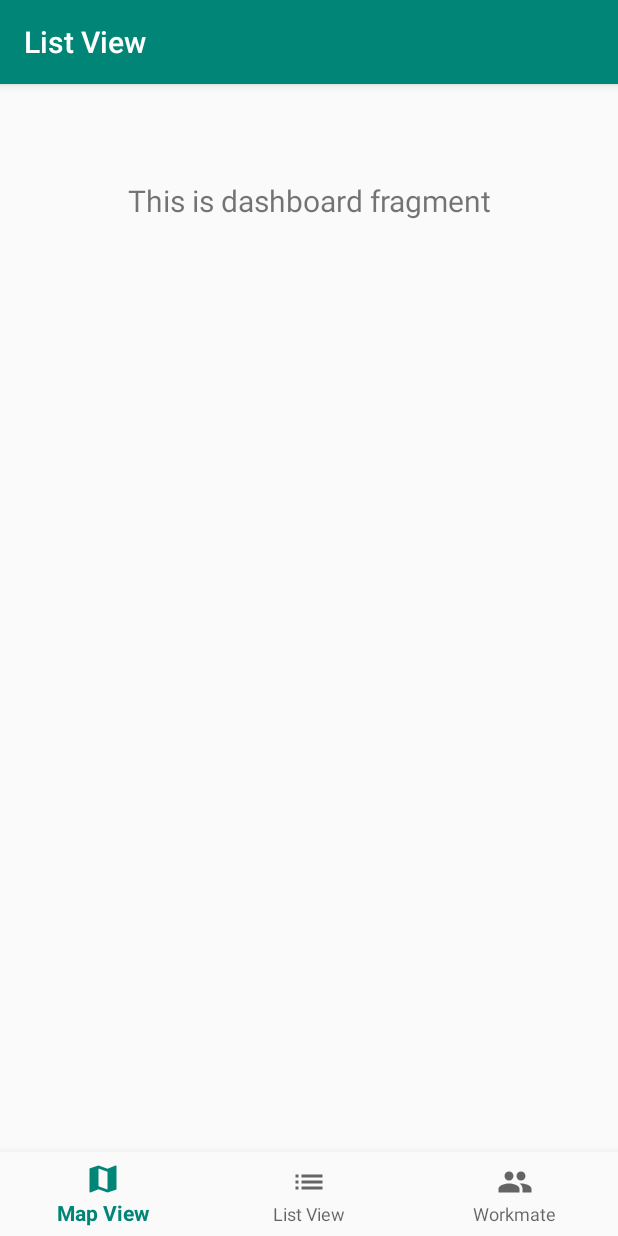
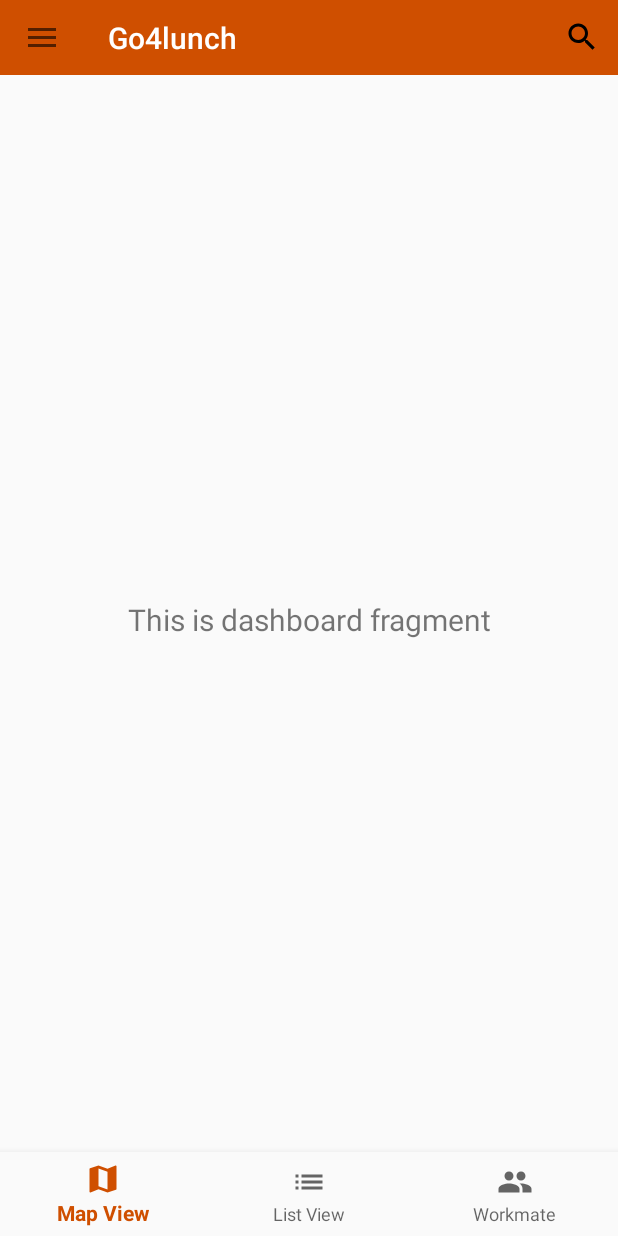
Before and after one commit to PhelippeFelix/Go4lunch2, an Android app: the screen it shows after launch (MainActivity), on a phone screen of 412 x 824 dp. Run offline under Robolectric (Android 15) with nearby library versions, the phone set to English and light mode, and no system bars; our stand-ins replace navigation-ui.

Commit message:
Differents Navigation method are added empty

```diff
--- a/app/src/main/java/cfwz/skiti/go4lunch/MainActivity.java
+++ b/app/src/main/java/cfwz/skiti/go4lunch/MainActivity.java
@@ -1,16 +1,28 @@
 package cfwz.skiti.go4lunch;
 
 import android.os.Bundle;
+import android.view.Menu;
+import android.view.MenuItem;
 
 import com.google.android.material.bottomnavigation.BottomNavigationView;
+import com.google.android.material.navigation.NavigationView;
 
+import androidx.annotation.NonNull;
+import androidx.appcompat.app.ActionBarDrawerToggle;
 import androidx.appcompat.app.AppCompatActivity;
+import androidx.appcompat.widget.Toolbar;
+import androidx.core.view.GravityCompat;
+import androidx.drawerlayout.widget.DrawerLayout;
 import androidx.navigation.NavController;
 import androidx.navigation.Navigation;
 import androidx.navigation.ui.AppBarConfiguration;
 import androidx.navigation.ui.NavigationUI;
 
-public class MainActivity extends AppCompatActivity {
+public class MainActivity extends AppCompatActivity implements NavigationView.OnNavigationItemSelectedListener {
+
+    private Toolbar toolbar;
+    private DrawerLayout drawerLayout;
+    private NavigationView navigationView;
 
     @Override
     protected void onCreate(Bundle savedInstanceState) {
@@ -19,12 +31,68 @@ public class MainActivity extends AppCompatActivity {
         BottomNavigationView navView = findViewById(R.id.nav_view);
         // Passing each menu ID as a set of Ids because each
         // menu should be considered as top level destinations.
-        AppBarConfiguration appBarConfiguration = new AppBarConfiguration.Builder(
-                R.id.navigation_map, R.id.navigation_list, R.id.navigation_workmates)
-                .build();
         NavController navController = Navigation.findNavController(this, R.id.nav_host_fragment);
-        NavigationUI.setupActionBarWithNavController(this, navController, appBarConfiguration);
         NavigationUI.setupWithNavController(navView, navController);
+        this.configureToolBar();
+        this.configureDrawerLayout();
+        this.configureNavigationView();
     }
 
+    // 1 - Configure Toolbar
+    private void configureToolBar(){
+        this.toolbar = findViewById(R.id.activity_main_toolbar);
+        setSupportActionBar(toolbar);
+    }
+
+    // 2 - Configure Drawer Layout
+    private void configureDrawerLayout() {
+        this.drawerLayout = findViewById(R.id.main_drawer_layout);
+        ActionBarDrawerToggle toggle = new ActionBarDrawerToggle(this, drawerLayout, toolbar, R.string.navigation_drawer_open, R.string.navigation_drawer_close);
+        drawerLayout.addDrawerListener(toggle);
+        toggle.syncState();
+    }
+
+    // 3 - Configure NavigationView
+    private void configureNavigationView() {
+        this.navigationView = findViewById(R.id.activity_main_nav_view);
+        navigationView.setNavigationItemSelectedListener(this);
+    }
+
+    @Override
+    public boolean onCreateOptionsMenu(Menu menu) {
+        getMenuInflater().inflate(R.menu.activity_main_appbar, menu);
+        return true;
+    }
+
+    @Override
+    public void onBackPressed() {
+        // 5 - Handle back click to close menu
+        if (this.drawerLayout.isDrawerOpen(GravityCompat.START)) {
+            this.drawerLayout.closeDrawer(GravityCompat.START);
+        } else {
+            super.onBackPressed();
+        }
+    }
+
+
+    @Override
+    public boolean onNavigationItemSelected(MenuItem item) {
+
+        // 4 - Handle Navigation Item Click
+        int id = item.getItemId();
+
+        switch (id) {
+            case R.id.nav_lunch:
+                break;
+            case R.id.nav_settings:
+                break;
+            case R.id.nav_logout:
+                break;
+            default:
+                break;
+        }
+        this.drawerLayout.closeDrawer(GravityCompat.START);
+
+        return true;
+    }
 }
--- a/app/src/main/res/drawable/ic_menu_power_settings_new_black_24dp.xml
+++ b/app/src/main/res/drawable/ic_menu_power_settings_new_black_24dp.xml
@@ -4,6 +4,6 @@
         android:viewportWidth="24.0"
         android:viewportHeight="24.0">
     <path
-        android:fillColor="#FF000000"
+        android:fillColor="#FFFFFFFF"
         android:pathData="M13,3h-2v10h2L13,3zM17.83,5.17l-1.42,1.42C17.99,7.86 19,9.81 19,12c0,3.87 -3.13,7 -7,7s-7,-3.13 -7,-7c0,-2.19 1.01,-4.14 2.58,-5.42L6.17,5.17C4.23,6.82 3,9.26 3,12c0,4.97 4.03,9 9,9s9,-4.03 9,-9c0,-2.74 -1.23,-5.18 -3.17,-6.83z"/>
 </vector>
--- a/app/src/main/res/drawable/ic_menu_restaurant_menu_black_24dp.xml
+++ b/app/src/main/res/drawable/ic_menu_restaurant_menu_black_24dp.xml
@@ -4,6 +4,6 @@
         android:viewportWidth="24.0"
         android:viewportHeight="24.0">
     <path
-        android:fillColor="#FF000000"
+        android:fillColor="#FFFFFFFF"
         android:pathData="M8.1,13.34l2.83,-2.83L3.91,3.5c-1.56,1.56 -1.56,4.09 0,5.66l4.19,4.18zM14.88,11.53c1.53,0.71 3.68,0.21 5.27,-1.38 1.91,-1.91 2.28,-4.65 0.81,-6.12 -1.46,-1.46 -4.2,-1.1 -6.12,0.81 -1.59,1.59 -2.09,3.74 -1.38,5.27L3.7,19.87l1.41,1.41L12,14.41l6.88,6.88 1.41,-1.41L13.41,13l1.47,-1.47z"/>
 </vector>
--- a/app/src/main/res/drawable/ic_menu_settings_black_24dp.xml
+++ b/app/src/main/res/drawable/ic_menu_settings_black_24dp.xml
@@ -4,6 +4,6 @@
         android:viewportWidth="24"
         android:viewportHeight="24">
     <path
-        android:fillColor="#FF000000"
+        android:fillColor="#FFFFFFFF"
         android:pathData="M19.1,12.9a2.8,2.8 0,0 0,0.1 -0.9,2.8 2.8,0 0,0 -0.1,-0.9l2.1,-1.6a0.7,0.7 0,0 0,0.1 -0.6L19.4,5.5a0.7,0.7 0,0 0,-0.6 -0.2l-2.4,1a6.5,6.5 0,0 0,-1.6 -0.9l-0.4,-2.6a0.5,0.5 0,0 0,-0.5 -0.4H10.1a0.5,0.5 0,0 0,-0.5 0.4L9.3,5.4a5.6,5.6 0,0 0,-1.7 0.9l-2.4,-1a0.4,0.4 0,0 0,-0.5 0.2l-2,3.4c-0.1,0.2 0,0.4 0.2,0.6l2,1.6a2.8,2.8 0,0 0,-0.1 0.9,2.8 2.8,0 0,0 0.1,0.9L2.8,14.5a0.7,0.7 0,0 0,-0.1 0.6l1.9,3.4a0.7,0.7 0,0 0,0.6 0.2l2.4,-1a6.5,6.5 0,0 0,1.6 0.9l0.4,2.6a0.5,0.5 0,0 0,0.5 0.4h3.8a0.5,0.5 0,0 0,0.5 -0.4l0.3,-2.6a5.6,5.6 0,0 0,1.7 -0.9l2.4,1a0.4,0.4 0,0 0,0.5 -0.2l2,-3.4c0.1,-0.2 0,-0.4 -0.2,-0.6ZM12,15.6A3.6,3.6 0,1 1,15.6 12,3.6 3.6,0 0,1 12,15.6Z"/>
 </vector>
--- /dev/null
+++ b/app/src/main/res/drawable/ic_search_black_24dp.xml
@@ -0,0 +1,9 @@
+<vector xmlns:android="http://schemas.android.com/apk/res/android"
+        android:width="24dp"
+        android:height="24dp"
+        android:viewportWidth="24.0"
+        android:viewportHeight="24.0">
+    <path
+        android:fillColor="#FF000000"
+        android:pathData="M15.5,14h-0.79l-0.28,-0.27C15.41,12.59 16,11.11 16,9.5 16,5.91 13.09,3 9.5,3S3,5.91 3,9.5 5.91,16 9.5,16c1.61,0 3.09,-0.59 4.23,-1.57l0.27,0.28v0.79l5,4.99L20.49,19l-4.99,-5zM9.5,14C7.01,14 5,11.99 5,9.5S7.01,5 9.5,5 14,7.01 14,9.5 11.99,14 9.5,14z"/>
+</vector>
--- a/app/src/main/res/layout/activity_main.xml
+++ b/app/src/main/res/layout/activity_main.xml
@@ -1,10 +1,28 @@
 <?xml version="1.0" encoding="utf-8"?>
-<androidx.constraintlayout.widget.ConstraintLayout xmlns:android="http://schemas.android.com/apk/res/android"
+<androidx.drawerlayout.widget.DrawerLayout
+    xmlns:android="http://schemas.android.com/apk/res/android"
     xmlns:app="http://schemas.android.com/apk/res-auto"
+    xmlns:tools="http://schemas.android.com/tools"
+    android:layout_height="match_parent"
+    android:layout_width="match_parent"
+    android:id="@+id/main_drawer_layout">
+
+<androidx.constraintlayout.widget.ConstraintLayout
     android:id="@+id/container"
     android:layout_width="match_parent"
     android:layout_height="match_parent"
-    android:paddingTop="?attr/actionBarSize">
+    >
+
+    <androidx.appcompat.widget.Toolbar
+        android:id="@+id/activity_main_toolbar"
+        android:layout_width="match_parent"
+        android:layout_height="@dimen/App_bar_height"
+        android:background="@color/colorPrimary"
+        app:titleTextColor="@color/cardview_light_background"
+        app:layout_constraintTop_toTopOf="parent"
+        app:layout_constraintLeft_toLeftOf="parent"
+        app:layout_constraintRight_toRightOf="parent" />
+
 
     <com.google.android.material.bottomnavigation.BottomNavigationView
         android:id="@+id/nav_view"
@@ -22,12 +40,26 @@
         android:id="@+id/nav_host_fragment"
         android:name="androidx.navigation.fragment.NavHostFragment"
         android:layout_width="match_parent"
-        android:layout_height="match_parent"
+        android:layout_height="wrap_content"
         app:defaultNavHost="true"
         app:layout_constraintBottom_toTopOf="@id/nav_view"
         app:layout_constraintLeft_toLeftOf="parent"
         app:layout_constraintRight_toRightOf="parent"
-        app:layout_constraintTop_toTopOf="parent"
-        app:navGraph="@navigation/mobile_navigation" />
+        app:layout_constraintStart_toStartOf="parent"
+        app:layout_constraintTop_toBottomOf="@+id/activity_main_toolbar"
+        app:navGraph="@navigation/mobile_navigation"
+        />
 
 </androidx.constraintlayout.widget.ConstraintLayout>
+    <com.google.android.material.navigation.NavigationView
+        android:id="@+id/activity_main_nav_view"
+        android:layout_width="wrap_content"
+        android:layout_height="match_parent"
+        android:fitsSystemWindows="true"
+        app:headerLayout="@layout/activity_main_nav_header"
+        app:menu="@menu/activity_main_drawer"
+        android:layout_gravity="start"
+        android:background="@color/colorPrimary"
+        app:itemTextColor="@color/cardview_light_background"
+        />
+</androidx.drawerlayout.widget.DrawerLayout>
--- /dev/null
+++ b/app/src/main/res/menu/activity_main_appbar.xml
@@ -0,0 +1,9 @@
+<menu xmlns:android="http://schemas.android.com/apk/res/android"
+    xmlns:app="http://schemas.android.com/apk/res-auto">
+    <item
+        android:id="@+id/menu_activity_main_search"
+        android:icon="@drawable/ic_search_black_24dp"
+        app:showAsAction="ifRoom"
+        android:title="Search">
+    </item>
+</menu>
--- a/app/src/main/res/menu/activity_main_drawer.xml
+++ b/app/src/main/res/menu/activity_main_drawer.xml
@@ -1,7 +1,10 @@
+<?xml version="1.0" encoding="utf-8"?>
 <menu xmlns:android="http://schemas.android.com/apk/res/android"
 xmlns:tools="http://schemas.android.com/tools"
 tools:showIn="navigation_view">
-
+<item>
+    <menu>
+        <group android:checkableBehavior="single">
             <item
                 android:id="@+id/nav_lunch"
                 android:icon="@drawable/ic_menu_restaurant_menu_black_24dp"
@@ -14,5 +17,8 @@ tools:showIn="navigation_view">
                 android:id="@+id/nav_logout"
                 android:icon="@drawable/ic_menu_power_settings_new_black_24dp"
                 android:title="@string/menu_logout" />
+        </group>
+    </menu>
+</item>
 
 </menu>
--- a/app/src/main/res/values/colors.xml
+++ b/app/src/main/res/values/colors.xml
@@ -1,6 +1,6 @@
 <?xml version="1.0" encoding="utf-8"?>
 <resources>
-    <color name="colorPrimary">#008577</color>
-    <color name="colorPrimaryDark">#00574B</color>
+    <color name="colorPrimary">#cf4f00</color>
+    <color name="colorPrimaryDark">#9c3b00</color>
     <color name="colorAccent">#D81B60</color>
 </resources>
--- a/app/src/main/res/values/dimens.xml
+++ b/app/src/main/res/values/dimens.xml
@@ -2,4 +2,9 @@
     <!-- Default screen margins, per the Android Design guidelines. -->
     <dimen name="activity_horizontal_margin">16dp</dimen>
     <dimen name="activity_vertical_margin">16dp</dimen>
+    <dimen name="App_bar_height">50dp</dimen>
+
+    <dimen name="nav_header_vertical_spacing">8dp</dimen>
+    <dimen name="nav_header_height">176dp</dimen>
+    <dimen name="fab_margin">16dp</dimen>
 </resources>
--- a/app/src/main/res/values/strings.xml
+++ b/app/src/main/res/values/strings.xml
@@ -7,4 +7,11 @@
     <string name="menu_lunch">YOUR LUNCH</string>
     <string name="menu_settings">SETTINGS</string>
     <string name="menu_logout">LOGOUT</string>
+
+    <string name="navigation_drawer_open">Open navigation drawer</string>
+    <string name="navigation_drawer_close">Close navigation drawer</string>
+    <string name="nav_header_title">Android Studio</string>
+    <string name="nav_header_subtitle">android.studio@android.com</string>
+    <string name="nav_header_desc">Navigation header</string>
+    <string name="action_settings">Settings</string>
 </resources>
--- a/app/src/main/res/values/styles.xml
+++ b/app/src/main/res/values/styles.xml
@@ -1,7 +1,7 @@
 <resources>
 
     <!-- Base application theme. -->
-    <style name="AppTheme" parent="Theme.AppCompat.Light.DarkActionBar">
+    <style name="AppTheme" parent="Theme.AppCompat.Light.NoActionBar">
         <!-- Customize your theme here. -->
         <item name="colorPrimary">@color/colorPrimary</item>
         <item name="colorPrimaryDark">@color/colorPrimaryDark</item>
```
Also changed, not shown: app/src/main/res/drawable/ic_menu_black_24dp.xml (added, +9 -0 lines), app/src/main/res/layout/activity_main_nav_header.xml (added, +43 -0 lines), app/src/main/res/drawable/side_nav_bar.jpg (added). Lines whose indentation alone changed are shown as unchanged.
